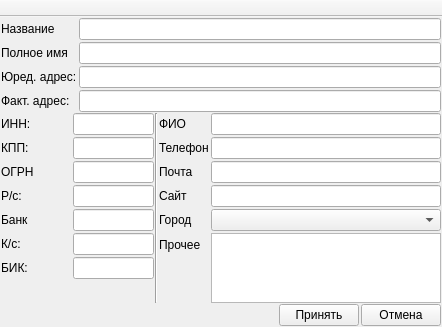
Above: ui/client.ui from Meller008/kara before the change. Below: the same form after it.
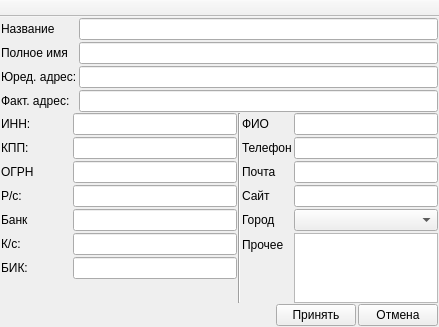
That is the form after the change.

```diff
--- a/ui/client.ui
+++ b/ui/client.ui
@@ -6,7 +6,7 @@
    <rect>
     <x>0</x>
     <y>0</y>
-    <width>442</width>
+    <width>439</width>
     <height>313</height>
    </rect>
   </property>
@@ -14,7 +14,7 @@
    <string>Клиент</string>
   </property>
   <widget class="QWidget" name="centralwidget">
-   <layout class="QGridLayout" name="gridLayout">
+   <layout class="QGridLayout" name="gridLayout" columnstretch="6,0,5">
     <property name="leftMargin">
      <number>1</number>
     </property>
```
